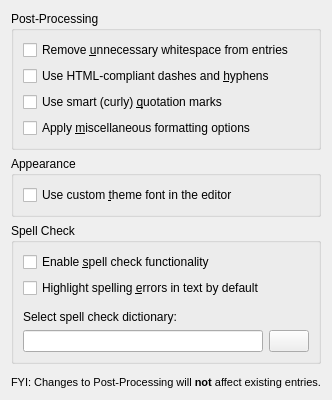
Above: ui/configurationeditor.ui from pwizard2/robojournal before the change. Below: the same form after it.
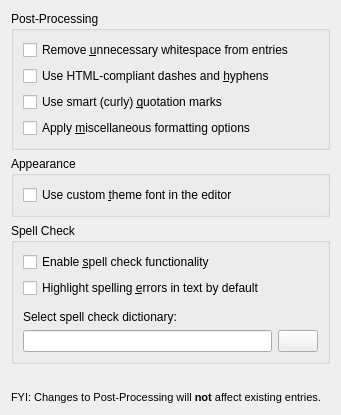
That is the form after the change. Icons and pictures are not drawn.

What changed in the file:
```diff
--- a/ui/configurationeditor.ui
+++ b/ui/configurationeditor.ui
@@ -6,8 +6,8 @@
    <rect>
     <x>0</x>
     <y>0</y>
-    <width>332</width>
-    <height>400</height>
+    <width>341</width>
+    <height>415</height>
    </rect>
   </property>
   <property name="windowTitle">
@@ -175,7 +175,7 @@
      <property name="sizeHint" stdset="0">
       <size>
        <width>20</width>
-       <height>40</height>
+       <height>10</height>
       </size>
      </property>
     </spacer>
```
